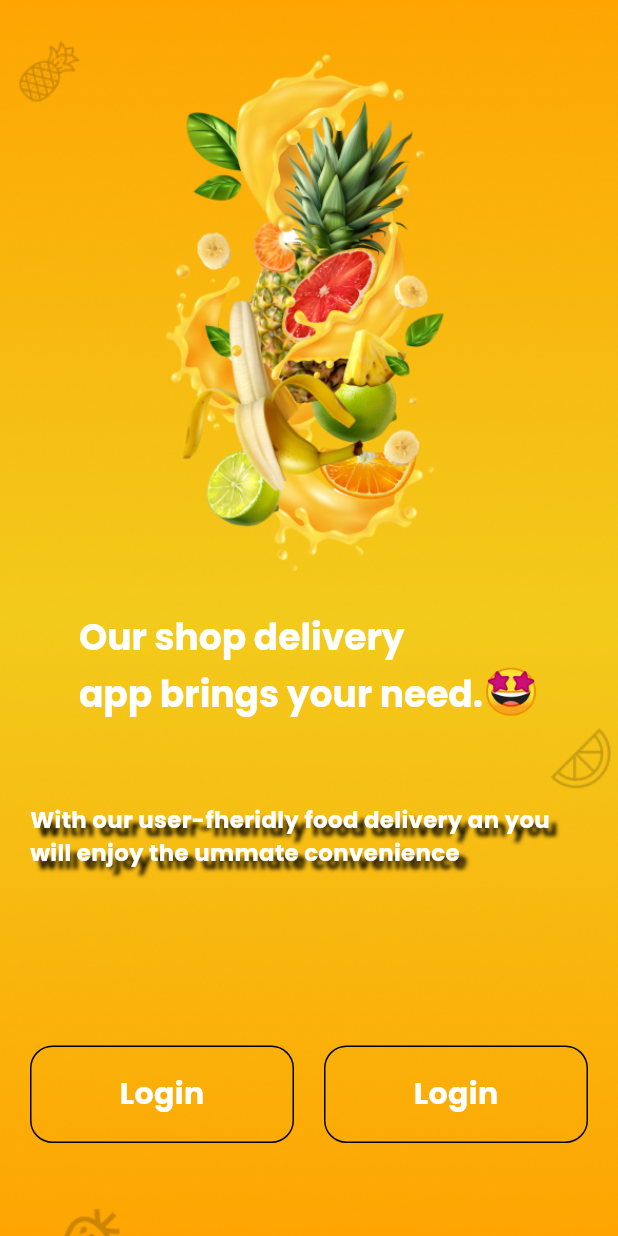
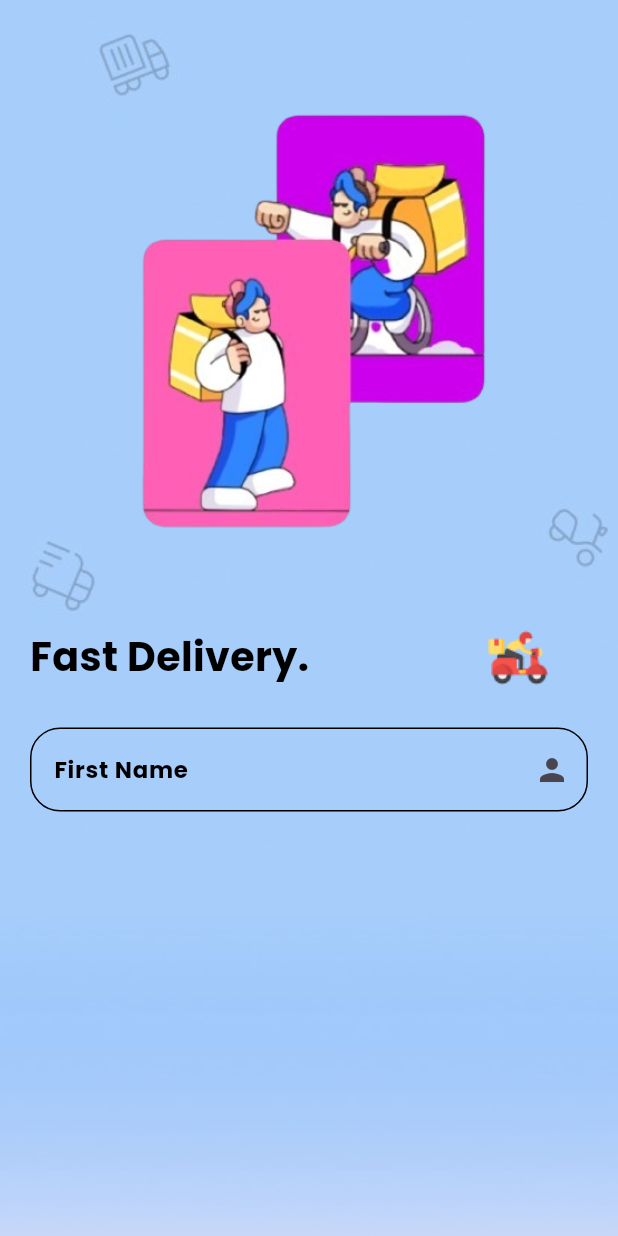
Before and after one commit to rihem435/app-ecommerce, a Flutter app: the screen it shows after launch, on a phone screen of 412 x 824 dp. Run offline on Flutter 3.47's test engine with Material 3 defaults, Android fonts, the light colour scheme and no system bars; our stand-ins replace flutter_screenutil.

Commit message:
add widgets onBoarding, screen create delivery

```diff
--- a/lib/core/theme/app_colors.dart
+++ b/lib/core/theme/app_colors.dart
@@ -1,8 +1,8 @@
 import 'package:flutter/material.dart';
 
-class AppColors{
-  static const Color whiteColor=Color(0xFFFFFFFF);
+class AppColors {
+  static const Color whiteColor = Color(0xFFFFFFFF);
   static const Color blackColor = Color(0xFF000000);
   static const Color yellowColor = Colors.yellow;
-
+  static const Color redColor = Colors.red;
 }
--- a/lib/core/theme/styles.dart
+++ b/lib/core/theme/styles.dart
@@ -12,10 +12,17 @@ class TextStyles {
     fontWeight: FontWeightHelper.extraLight,
     shadows: <Shadow>[
       Shadow(
-        offset: Offset(5, 5),
+        offset: Offset(2, 2),
         blurRadius: 3.0,
         color: Color.fromARGB(255, 0, 0, 0),
       ),
     ],
   );
+  static TextStyle font26BlackBold = TextStyle(
+    color: AppColors.blackColor,
+    fontSize: 26.sp,
+    decoration: TextDecoration.none,
+    fontFamily: 'Poppins',
+    fontWeight: FontWeightHelper.bold,
+  );
 }
--- /dev/null
+++ b/lib/core/widgets/app/custom_background_image_screen.dart
@@ -0,0 +1,27 @@
+import 'package:flutter/material.dart';
+
+class CustomBackgroundImageScreen extends StatelessWidget {
+  final String? image;
+  final Widget? widget;
+  const CustomBackgroundImageScreen({Key? key, this.image, this.widget})
+      : super(key: key);
+
+  @override
+  Widget build(BuildContext context) {
+    return Scaffold(
+      body: Container(
+        width: MediaQuery.sizeOf(context).width,
+        height: MediaQuery.sizeOf(context).height,
+        decoration: BoxDecoration(
+          image: DecorationImage(
+            image: AssetImage(
+              "assets/images/$image",
+            ),
+            fit: BoxFit.cover,
+          ),
+        ),
+        child: widget,
+      ),
+    );
+  }
+}
--- a/lib/main.dart
+++ b/lib/main.dart
@@ -1,3 +1,4 @@
+import 'package:app/screen/delivery/create_delivery_screen.dart';
 import 'package:app/screen/on_boarding/on_boarding_screen.dart';
 import 'package:flutter/material.dart';
 import 'package:flutter_screenutil/flutter_screenutil.dart';
@@ -23,7 +24,7 @@ class MyApp extends StatelessWidget {
           colorScheme: ColorScheme.fromSeed(seedColor: Colors.deepPurple),
           useMaterial3: true,
         ),
-        home: OnBoardingScreen(),
+        home: CreateDeliveryScreen(),
       ),
     );
   }
--- /dev/null
+++ b/lib/screen/delivery/create_delivery_screen.dart
@@ -0,0 +1,90 @@
+import 'package:app/core/theme/app_colors.dart';
+import 'package:app/core/theme/font_weight_helper.dart';
+import 'package:app/core/theme/styles.dart';
+import 'package:app/core/widgets/app/custom_background_image_screen.dart';
+import 'package:app/core/widgets/on_boarding/title_emoji_widget.dart';
+import 'package:flutter/material.dart';
+import 'package:flutter_screenutil/flutter_screenutil.dart';
+
+class CreateDeliveryScreen extends StatelessWidget {
+  const CreateDeliveryScreen({Key? key}) : super(key: key);
+
+  @override
+  Widget build(BuildContext context) {
+    return CustomBackgroundImageScreen(
+      image: "bg_delivery.jpg",
+      widget: Padding(
+        padding: const EdgeInsets.all(20.0),
+        child: SingleChildScrollView(
+          child: Column(
+            children: [
+              Image.asset(
+                "assets/images/delivery.png",
+              ),
+              Row(
+                mainAxisAlignment: MainAxisAlignment.center,
+                crossAxisAlignment: CrossAxisAlignment.center,
+                mainAxisSize: MainAxisSize.min,
+                children: [
+                  Expanded(
+                    flex: 3,
+                    child: Text(
+                      "Fast Delivery.",
+                      style: TextStyles.font26BlackBold,
+                    ),
+                  ),
+                  Expanded(
+                    child: Image.asset(
+                      "assets/images/icon_delivery.png",
+                    ),
+                  ),
+                ],
+              ),
+              TextFormField(
+                decoration: InputDecoration(
+                  label: Text(
+                    'First Name',
+                    style: TextStyle(
+                      color: AppColors.blackColor,
+                      fontSize: 15.sp,
+                      fontWeight: FontWeightHelper.medium,
+                      fontFamily: "Poppins",
+                    ),
+                  ),
+                  suffixIcon: Icon(
+                    Icons.person,
+                  ),
+                  enabledBorder: OutlineInputBorder(
+                    borderSide: BorderSide(
+                      style: BorderStyle.solid,
+                    ),
+                    borderRadius: BorderRadius.circular(
+                      20,
+                    ),
+                  ),
+                  focusedBorder: OutlineInputBorder(
+                    borderSide: BorderSide(
+                      style: BorderStyle.solid,
+                    ),
+                    borderRadius: BorderRadius.circular(
+                      20,
+                    ),
+                  ),
+                  errorBorder: OutlineInputBorder(
+                    borderSide: BorderSide(
+                      style: BorderStyle.solid,
+                      color: AppColors.redColor,
+                    ),
+                    borderRadius: BorderRadius.circular(
+                      20,
+                    ),
+                  ),
+                ),
+              )
+            ],
+          ),
+        ),
+      ),
+    );
+  }
+}
--- a/lib/screen/on_boarding/on_boarding_screen.dart
+++ b/lib/screen/on_boarding/on_boarding_screen.dart
@@ -1,125 +1,50 @@
 import 'package:app/core/theme/app_colors.dart';
 import 'package:app/core/theme/styles.dart';
+import 'package:app/core/widgets/on_boarding/btn_on_boarding.dart';
+import 'package:app/core/widgets/on_boarding/custom_on_boarding.dart';
 import 'package:app/core/widgets/on_boarding/title_emoji_widget.dart';
 import 'package:app/screen/profile/login_screen.dart';
 import 'package:flutter/material.dart';
+import 'package:flutter_screenutil/flutter_screenutil.dart';
 
 class OnBoardingScreen extends StatelessWidget {
   @override
   Widget build(BuildContext context) {
-    return Scaffold(
-      body: Container(
-        width: MediaQuery.sizeOf(context).width,
-        height: MediaQuery.sizeOf(context).height,
-        decoration: const BoxDecoration(
-          image: DecorationImage(
-            image: AssetImage(
-              "assets/images/on_boarding_background.png",
-            ),
-            fit: BoxFit.cover,
-          ),
-        ),
-        child: Padding(
-          padding: const EdgeInsets.only(
-            top: 20.0,
-            left: 20,
-            right: 20,
-            bottom: 30,
-          ),
-          child: Column(
-            children: [
-              Expanded(
-                flex: 3,
-                child: Image.asset(
-                  "assets/images/on_boarding.png",
-                ),
-              ),
-              Expanded(
-                child: TitleEmojiWidget(
-                  title: 'Our shop delivery\napp brings your need.',
+    return CustomOnBoarding(
+      backGroundImage: "on_boarding_background.png",
+      image: "on_boarding.png",
       emoji: "🤩",
-                ),
-              ),
-              Expanded(
-                child: Text(
+      title: "Our shop delivery\napp brings your need.",
+      sousTitle:
           "With our user-fheridly food delivery an you will enjoy the ummate convenience",
-                    style: TextStyles.font15WhiteExtraLight),
-              ),
-              Expanded(
-                child: Row(
-                  children: [
-                    Expanded(
-                      child: Container(
-                        width: 148,
-                        height: 65,
-                        alignment: Alignment.center,
-                        decoration: BoxDecoration(
-                          borderRadius: BorderRadius.all(
-                            Radius.circular(
-                              15,
-                            ),
-                          ),
-                          border: Border.all(
-                            width: 1,
-                            color: AppColors.blackColor,
-                          ),
-                        ),
-                        child: Text(
-                          'Login',
-                          style: TextStyle(
-                              color: AppColors.whiteColor,
-                              fontSize: 20,
-                              decoration: TextDecoration.none,
-                              fontFamily: 'Poppins',
-                              fontWeight: FontWeight.w600),
-                        ),
-                      ),
-                    ),
-                    SizedBox(
-                      width: 20,
-                    ),
-                    Expanded(
-                      child: InkWell(
+      button1: BtnOnBoarding(
+        borderColor: AppColors.blackColor,
+        colorText: AppColors.whiteColor,
+        width: 148.w,
         onTap: () {
-                          Navigator.of(context).push(
+          Navigator.push(
+            context,
             MaterialPageRoute(
               builder: (context) => LoginScreen(),
             ),
           );
         },
-                        child: Container(
-                          width: 148,
-                          height: 65,
-                          alignment: Alignment.center,
-                          decoration: BoxDecoration(
-                            borderRadius: BorderRadius.all(
-                              Radius.circular(
-                                15,
+        text: "Login",
       ),
+      button2: BtnOnBoarding(
+        borderColor: AppColors.blackColor,
+        colorText: AppColors.whiteColor,
+        colorBackground: AppColors.blackColor,
+        width: 148.w,
+        onTap: () {
+          Navigator.push(
+            context,
+            MaterialPageRoute(
+              builder: (context) => LoginScreen(),
             ),
-                            border: Border.all(
-                              width: 1,
-                              color: AppColors.blackColor,
-                            ),
-                          ),
-                          child: Text(
-                            'Login',
-                            style: TextStyle(
-                                color: AppColors.whiteColor,
-                                fontSize: 20,
-                                decoration: TextDecoration.none,
-                                fontFamily: 'Poppins',
-                                fontWeight: FontWeight.w600),
-                          ),
-                        ),
-                      ),
-                    ),
-                  ],
-                ),
-              )
-            ],
-          ),
-        ),
+          );
+        },
+        text: "SignUp",
       ),
     );
   }
```
Also changed, not shown: lib/core/widgets/on_boarding/btn_on_boarding.dart (added, +55 -0 lines), lib/core/widgets/on_boarding/custom_on_boarding.dart (added, +89 -0 lines), assets/images/bg_delivery.jpg (added), assets/images/delivery.png (added), assets/images/icon_delivery.png (added), lib/core/widgets/app/input_text_app.dart (added). Lines whose indentation alone changed are shown as unchanged.
